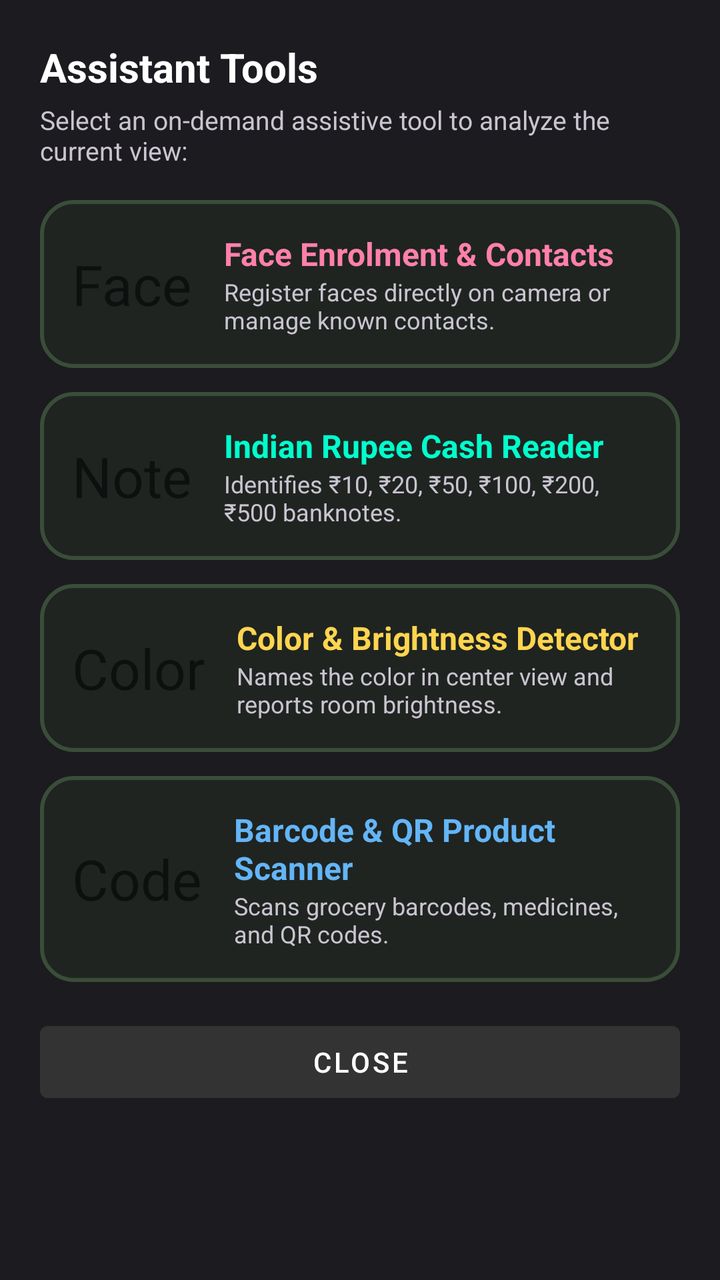
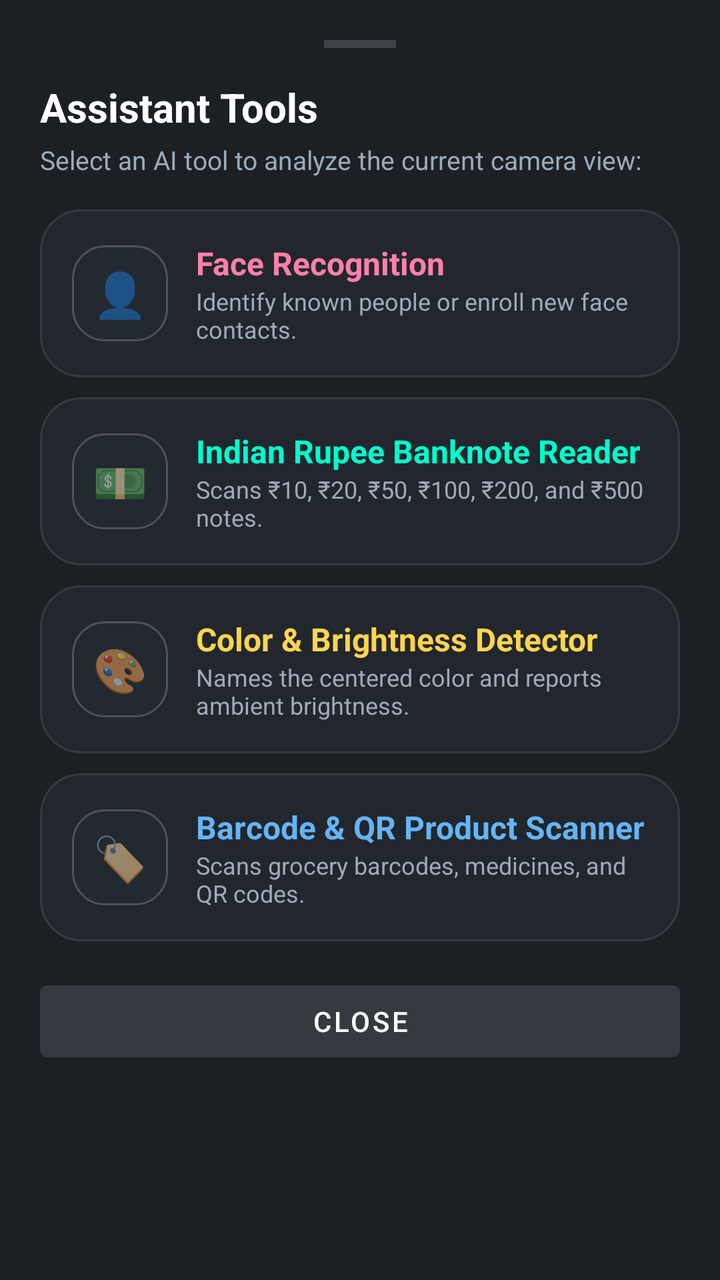

The first picture is an Android layout as it rendered before a commit; the second is the same layout after the commit. The layout source and the unified diff follow.
<!-- AndroidManifest.xml: application theme Theme.BlindCap -->
<!-- res/layout/dialog_tools.xml -->
<?xml version="1.0" encoding="utf-8"?>
<LinearLayout xmlns:android="http://schemas.android.com/apk/res/android"
    xmlns:app="http://schemas.android.com/apk/res-auto"
    android:layout_width="match_parent"
    android:layout_height="wrap_content"
    android:orientation="vertical"
    android:background="#1C1B1F"
    android:padding="20dp">

    <TextView
        android:layout_width="wrap_content"
        android:layout_height="wrap_content"
        android:text="Assistant Tools"
        android:textColor="#FFFFFF"
        android:textSize="20sp"
        android:textStyle="bold"
        android:paddingBottom="4dp" />

    <TextView
        android:layout_width="wrap_content"
        android:layout_height="wrap_content"
        android:text="Select an on-demand assistive tool to analyze the current view:"
        android:textColor="#CAC4D0"
        android:textSize="13sp"
        android:paddingBottom="16dp" />

    
    <LinearLayout
        android:id="@+id/cardToolFaceEnroll"
        android:layout_width="match_parent"
        android:layout_height="wrap_content"
        android:orientation="horizontal"
        android:gravity="center_vertical"
        android:background="@drawable/card_mode_bg"
        android:padding="16dp"
        android:layout_marginBottom="12dp">

        <TextView
            android:layout_width="wrap_content"
            android:layout_height="wrap_content"
            android:text="Face"
            android:textSize="28sp"
            android:paddingEnd="16dp" />

        <LinearLayout
            android:layout_width="0dp"
            android:layout_height="wrap_content"
            android:layout_weight="1"
            android:orientation="vertical">

            <TextView
                android:layout_width="wrap_content"
                android:layout_height="wrap_content"
                android:text="Face Enrolment &amp; Contacts"
                android:textColor="#FF80AB"
                android:textSize="16sp"
                android:textStyle="bold" />

            <TextView
                android:layout_width="wrap_content"
                android:layout_height="wrap_content"
                android:text="Register faces directly on camera or manage known contacts."
                android:textColor="#CAC4D0"
                android:textSize="12sp" />
        </LinearLayout>
    </LinearLayout>

    
    <LinearLayout
        android:id="@+id/cardToolCurrency"
        android:layout_width="match_parent"
        android:layout_height="wrap_content"
        android:orientation="horizontal"
        android:gravity="center_vertical"
        android:background="@drawable/card_mode_bg"
        android:padding="16dp"
        android:layout_marginBottom="12dp">

        <TextView
            android:layout_width="wrap_content"
            android:layout_height="wrap_content"
            android:text="Note"
            android:textSize="28sp"
            android:paddingEnd="16dp" />

        <LinearLayout
            android:layout_width="0dp"
            android:layout_height="wrap_content"
            android:layout_weight="1"
            android:orientation="vertical">

            <TextView
                android:layout_width="wrap_content"
                android:layout_height="wrap_content"
                android:text="Indian Rupee Cash Reader"
                android:textColor="#00FFCC"
                android:textSize="16sp"
                android:textStyle="bold" />

            <TextView
                android:layout_width="wrap_content"
                android:layout_height="wrap_content"
                android:text="Identifies ₹10, ₹20, ₹50, ₹100, ₹200, ₹500 banknotes."
                android:textColor="#CAC4D0"
                android:textSize="12sp" />
        </LinearLayout>
    </LinearLayout>

    
    <LinearLayout
        android:id="@+id/cardToolColor"
        android:layout_width="match_parent"
        android:layout_height="wrap_content"
        android:orientation="horizontal"
        android:gravity="center_vertical"
        android:background="@drawable/card_mode_bg"
        android:padding="16dp"
        android:layout_marginBottom="12dp">

        <TextView
            android:layout_width="wrap_content"
            android:layout_height="wrap_content"
            android:text="Color"
            android:textSize="28sp"
            android:paddingEnd="16dp" />

        <LinearLayout
            android:layout_width="0dp"
            android:layout_height="wrap_content"
            android:layout_weight="1"
            android:orientation="vertical">

            <TextView
                android:layout_width="wrap_content"
                android:layout_height="wrap_content"
                android:text="Color &amp; Brightness Detector"
                android:textColor="#FFD54F"
                android:textSize="16sp"
                android:textStyle="bold" />

            <TextView
                android:layout_width="wrap_content"
                android:layout_height="wrap_content"
                android:text="Names the color in center view and reports room brightness."
                android:textColor="#CAC4D0"
                android:textSize="12sp" />
        </LinearLayout>
    </LinearLayout>

    
    <LinearLayout
        android:id="@+id/cardToolBarcode"
        android:layout_width="match_parent"
        android:layout_height="wrap_content"
        android:orientation="horizontal"
        android:gravity="center_vertical"
        android:background="@drawable/card_mode_bg"
        android:padding="16dp"
        android:layout_marginBottom="16dp">

        <TextView
            android:layout_width="wrap_content"
            android:layout_height="wrap_content"
            android:text="Code"
            android:textSize="28sp"
            android:paddingEnd="16dp" />

        <LinearLayout
            android:layout_width="0dp"
            android:layout_height="wrap_content"
            android:layout_weight="1"
            android:orientation="vertical">

            <TextView
                android:layout_width="wrap_content"
                android:layout_height="wrap_content"
                android:text="Barcode &amp; QR Product Scanner"
                android:textColor="#64B5F6"
                android:textSize="16sp"
                android:textStyle="bold" />

            <TextView
                android:layout_width="wrap_content"
                android:layout_height="wrap_content"
                android:text="Scans grocery barcodes, medicines, and QR codes."
                android:textColor="#CAC4D0"
                android:textSize="12sp" />
        </LinearLayout>
    </LinearLayout>

    <Button
        android:id="@+id/btnCancelTools"
        android:layout_width="match_parent"
        android:layout_height="48dp"
        android:text="Close"
        android:backgroundTint="#333333"
        android:textColor="#FFFFFF" />

</LinearLayout>
<!-- resources referenced by this layout -->
<resources>
  <!-- drawable card_mode_bg (drawable) -->
  <shape xmlns:android="http://schemas.android.com/apk/res/android"
      android:shape="rectangle">
      <solid android:color="#1F2421" />
      <stroke
          android:width="2dp"
          android:color="#3A4D39" />
      <corners android:radius="16dp" />
  </shape>
  <style name="Theme.BlindCap" parent="Theme.MaterialComponents.DayNight.NoActionBar">
          <item name="android:statusBarColor">@color/black</item>
          <item name="android:navigationBarColor">@color/black</item>
      </style>
  <color name="black">#FF000000</color>
</resources>

<!-- the commit's change to res/layout/dialog_tools.xml (unified diff, before → after) -->
@@ -4,8 +4,16 @@
     android:layout_width="match_parent"
     android:layout_height="wrap_content"
     android:orientation="vertical"
-    android:background="#1C1B1F"
+    android:background="#1C2025"
     android:padding="20dp">
+
+    
+    <View
+        android:layout_width="36dp"
+        android:layout_height="4dp"
+        android:layout_gravity="center_horizontal"
+        android:background="#4D8A93A0"
+        android:layout_marginBottom="16dp" />
 
     <TextView
         android:layout_width="wrap_content"
@@ -19,8 +27,8 @@
     <TextView
         android:layout_width="wrap_content"
         android:layout_height="wrap_content"
-        android:text="Select an on-demand assistive tool to analyze the current view:"
-        android:textColor="#CAC4D0"
+        android:text="Select an AI tool to analyze the current camera view:"
+        android:textColor="#9EABB8"
         android:textSize="13sp"
         android:paddingBottom="16dp" />
 
@@ -31,27 +39,29 @@
         android:layout_height="wrap_content"
         android:orientation="horizontal"
         android:gravity="center_vertical"
-        android:background="@drawable/card_mode_bg"
-        android:padding="16dp"
-        android:layout_marginBottom="12dp">
-
-        <TextView
-            android:layout_width="wrap_content"
-            android:layout_height="wrap_content"
-            android:text="Face"
-            android:textSize="28sp"
-            android:paddingEnd="16dp" />
-
-        <LinearLayout
-            android:layout_width="0dp"
-            android:layout_height="wrap_content"
-            android:layout_weight="1"
-            android:orientation="vertical">
-
-            <TextView
-                android:layout_width="wrap_content"
-                android:layout_height="wrap_content"
-                android:text="Face Enrolment &amp; Contacts"
+        android:background="@drawable/card_pixel_tool"
+        android:padding="16dp"
+        android:layout_marginBottom="10dp">
+
+        <TextView
+            android:layout_width="48dp"
+            android:layout_height="48dp"
+            android:gravity="center"
+            android:background="@drawable/bg_voice_chip"
+            android:text="👤"
+            android:textSize="22sp"
+            android:layout_marginEnd="14dp" />
+
+        <LinearLayout
+            android:layout_width="0dp"
+            android:layout_height="wrap_content"
+            android:layout_weight="1"
+            android:orientation="vertical">
+
+            <TextView
+                android:layout_width="wrap_content"
+                android:layout_height="wrap_content"
+                android:text="Face Recognition"
                 android:textColor="#FF80AB"
                 android:textSize="16sp"
                 android:textStyle="bold" />
@@ -59,8 +69,8 @@
             <TextView
                 android:layout_width="wrap_content"
                 android:layout_height="wrap_content"
-                android:text="Register faces directly on camera or manage known contacts."
-                android:textColor="#CAC4D0"
+                android:text="Identify known people or enroll new face contacts."
+                android:textColor="#9EABB8"
                 android:textSize="12sp" />
         </LinearLayout>
     </LinearLayout>
@@ -72,27 +82,29 @@
         android:layout_height="wrap_content"
         android:orientation="horizontal"
         android:gravity="center_vertical"
-        android:background="@drawable/card_mode_bg"
-        android:padding="16dp"
-        android:layout_marginBottom="12dp">
-
-        <TextView
-            android:layout_width="wrap_content"
-            android:layout_height="wrap_content"
-            android:text="Note"
-            android:textSize="28sp"
-            android:paddingEnd="16dp" />
-
-        <LinearLayout
-            android:layout_width="0dp"
-            android:layout_height="wrap_content"
-            android:layout_weight="1"
-            android:orientation="vertical">
-
-            <TextView
-                android:layout_width="wrap_content"
-                android:layout_height="wrap_content"
-                android:text="Indian Rupee Cash Reader"
+        android:background="@drawable/card_pixel_tool"
+        android:padding="16dp"
+        android:layout_marginBottom="10dp">
+
+        <TextView
+            android:layout_width="48dp"
+            android:layout_height="48dp"
+            android:gravity="center"
+            android:background="@drawable/bg_voice_chip"
+            android:text="💵"
+            android:textSize="22sp"
+            android:layout_marginEnd="14dp" />
+
+        <LinearLayout
+            android:layout_width="0dp"
+            android:layout_height="wrap_content"
+            android:layout_weight="1"
+            android:orientation="vertical">
+
+            <TextView
+                android:layout_width="wrap_content"
+                android:layout_height="wrap_content"
+                android:text="Indian Rupee Banknote Reader"
                 android:textColor="#00FFCC"
                 android:textSize="16sp"
                 android:textStyle="bold" />
@@ -100,8 +112,8 @@
             <TextView
                 android:layout_width="wrap_content"
                 android:layout_height="wrap_content"
-                android:text="Identifies ₹10, ₹20, ₹50, ₹100, ₹200, ₹500 banknotes."
-                android:textColor="#CAC4D0"
+                android:text="Scans ₹10, ₹20, ₹50, ₹100, ₹200, and ₹500 notes."
+                android:textColor="#9EABB8"
                 android:textSize="12sp" />
         </LinearLayout>
     </LinearLayout>
@@ -113,16 +125,18 @@
         android:layout_height="wrap_content"
         android:orientation="horizontal"
         android:gravity="center_vertical"
-        android:background="@drawable/card_mode_bg"
-        android:padding="16dp"
-        android:layout_marginBottom="12dp">
-
-        <TextView
-            android:layout_width="wrap_content"
-            android:layout_height="wrap_content"
-            android:text="Color"
-            android:textSize="28sp"
-            android:paddingEnd="16dp" />
+        android:background="@drawable/card_pixel_tool"
+        android:padding="16dp"
+        android:layout_marginBottom="10dp">
+
+        <TextView
+            android:layout_width="48dp"
+            android:layout_height="48dp"
+            android:gravity="center"
+            android:background="@drawable/bg_voice_chip"
+            android:text="🎨"
+            android:textSize="22sp"
+            android:layout_marginEnd="14dp" />
 
         <LinearLayout
             android:layout_width="0dp"
@@ -141,8 +155,8 @@
             <TextView
                 android:layout_width="wrap_content"
                 android:layout_height="wrap_content"
-                android:text="Names the color in center view and reports room brightness."
-                android:textColor="#CAC4D0"
+                android:text="Names the centered color and reports ambient brightness."
+                android:textColor="#9EABB8"
                 android:textSize="12sp" />
         </LinearLayout>
     </LinearLayout>
@@ -154,16 +168,18 @@
         android:layout_height="wrap_content"
         android:orientation="horizontal"
         android:gravity="center_vertical"
-        android:background="@drawable/card_mode_bg"
+        android:background="@drawable/card_pixel_tool"
         android:padding="16dp"
         android:layout_marginBottom="16dp">
 
         <TextView
-            android:layout_width="wrap_content"
-            android:layout_height="wrap_content"
-            android:text="Code"
-            android:textSize="28sp"
-            android:paddingEnd="16dp" />
+            android:layout_width="48dp"
+            android:layout_height="48dp"
+            android:gravity="center"
+            android:background="@drawable/bg_voice_chip"
+            android:text="🏷️"
+            android:textSize="22sp"
+            android:layout_marginEnd="14dp" />
 
         <LinearLayout
             android:layout_width="0dp"
@@ -183,7 +199,7 @@
                 android:layout_width="wrap_content"
                 android:layout_height="wrap_content"
                 android:text="Scans grocery barcodes, medicines, and QR codes."
-                android:textColor="#CAC4D0"
+                android:textColor="#9EABB8"
                 android:textSize="12sp" />
         </LinearLayout>
     </LinearLayout>
@@ -193,7 +209,7 @@
         android:layout_width="match_parent"
         android:layout_height="48dp"
         android:text="Close"
-        android:backgroundTint="#333333"
+        android:backgroundTint="#343A40"
         android:textColor="#FFFFFF" />
 
 </LinearLayout>
<!-- resource entries referenced after the edit -->
@@ -1,14 +1,29 @@
 <!-- resources referenced by this layout -->
 <resources>
-  <!-- drawable card_mode_bg (drawable) -->
+  <!-- drawable bg_voice_chip (drawable) -->
+  <?xml version="1.0" encoding="utf-8"?>
   <shape xmlns:android="http://schemas.android.com/apk/res/android"
       android:shape="rectangle">
-      <solid android:color="#1F2421" />
+      <solid android:color="#332B323B" />
+      <corners android:radius="16dp" />
       <stroke
-          android:width="2dp"
-          android:color="#3A4D39" />
-      <corners android:radius="16dp" />
+          android:width="1dp"
+          android:color="#33FFFFFF" />
   </shape>
+  <!-- drawable card_pixel_tool (drawable) -->
+  <?xml version="1.0" encoding="utf-8"?>
+  <ripple xmlns:android="http://schemas.android.com/apk/res/android"
+      android:color="#26FFFFFF">
+      <item>
+          <shape android:shape="rectangle">
+              <solid android:color="#22272E" />
+              <corners android:radius="20dp" />
+              <stroke
+                  android:width="1dp"
+                  android:color="#1AFFFFFF" />
+          </shape>
+      </item>
+  </ripple>
   <style name="Theme.BlindCap" parent="Theme.MaterialComponents.DayNight.NoActionBar">
           <item name="android:statusBarColor">@color/black</item>
           <item name="android:navigationBarColor">@color/black</item>
